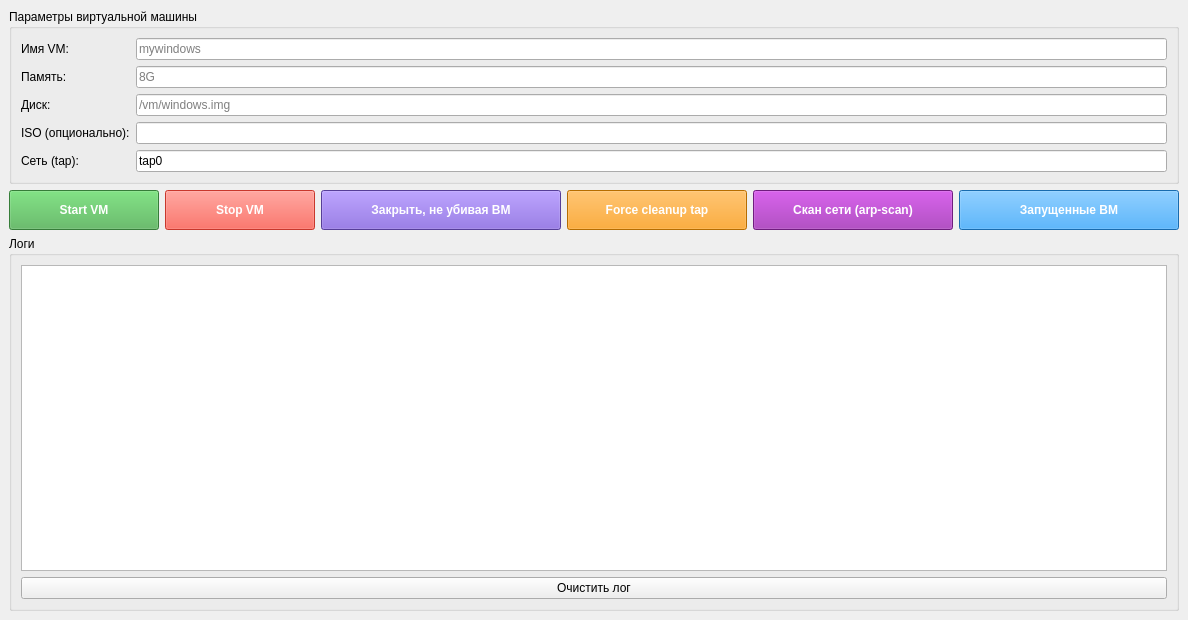
First picture: the form in mainwindow.ui, repository definitly486/VMrunGui, before the edit.
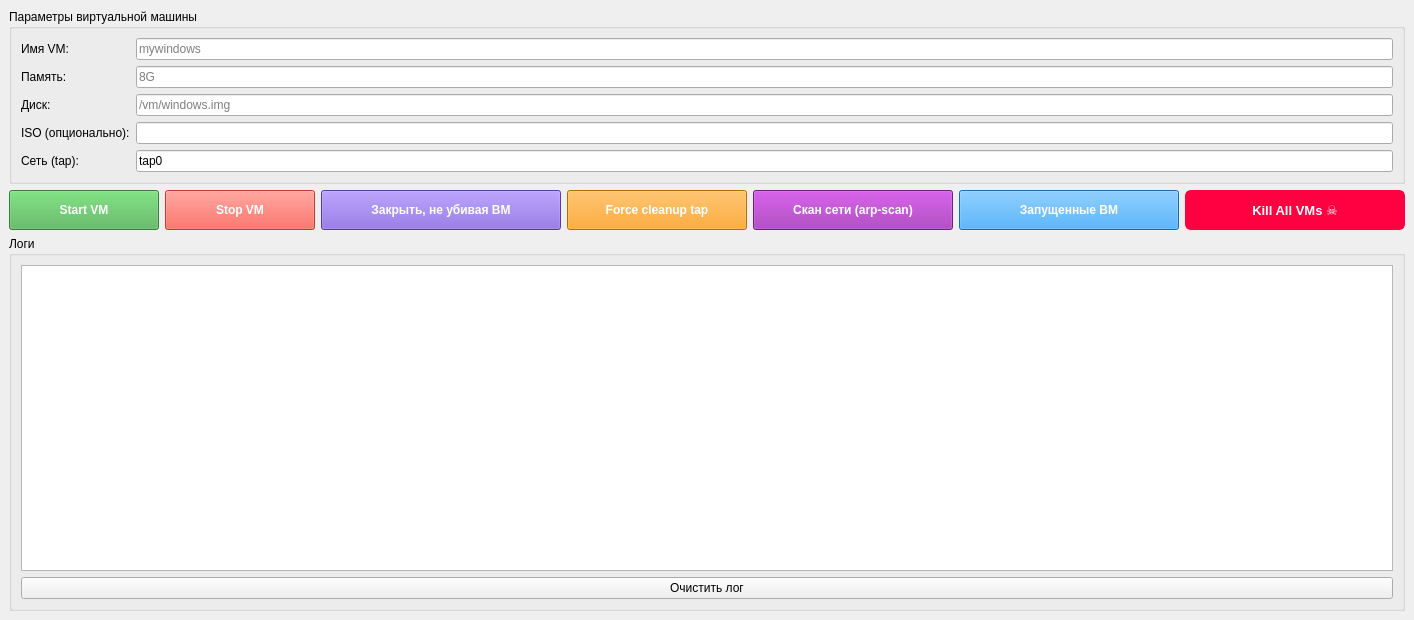
Second picture: the form after the edit. Icons and pictures are not drawn.

Commit message: изменено:      mainwindow.cpp 	изменено:      mainwindow.h 	изменено:      mainwindow.ui

What changed in the file:
```diff
--- a/mainwindow.ui
+++ b/mainwindow.ui
@@ -239,6 +239,36 @@
         <property name="text">
          <string>Запущенные ВМ</string>
         </property>
+       </widget>
+      </item>
+
+      <!-- ☢️ НОВАЯ КНОПКА: УБИТЬ ВСЁ ☢️ -->
+      <item>
+       <widget class="QPushButton" name="pushButton_killAll">
+        <property name="minimumSize">
+         <size>
+          <width>220</width>
+          <height>40</height>
+         </size>
+        </property>
+        <property name="font">
+         <font>
+          <pointsize>10</pointsize>
+          <weight>75</weight>
+          <bold>true</bold>
+         </font>
+        </property>
+        <property name="styleSheet">
+         <string notr="true">
+          background-color: #ff0040;
+          color: white;
+          border: 2px solid #ff0040;
+          border-radius: 6px;
+         </string>
+        </property>
+        <property name="text">
+         <string>Kill All VMs ☠️</string>
+        </property>
         <property name="toolTip">
          <string>Показать все запущенные bhyve-процессы (с PID и именем VM)</string>
         </property>
```
Left out of the diff: 6 changed lines with no effect on the pictures. The commit also changes 2 other files.
